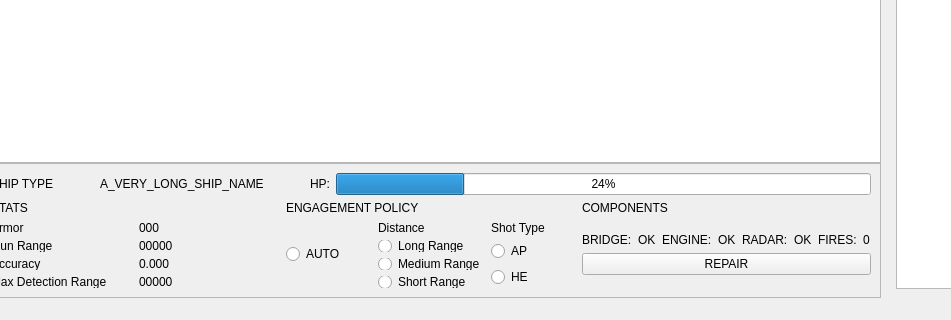
This is resources/ui/Proto_2.ui in GregRL94/TF301 as Qt 5 draws it before an edit; both pictures show x 119 to 1070 and y 600 to 920 of the 1280 by 920 pixel window. The edited form follows.
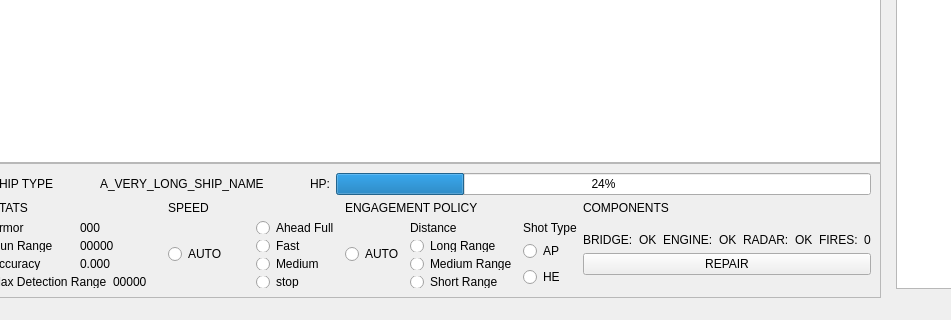
This is the edited form.

Commit message: Added current speed in ship dispay.

Patch:
```diff
--- a/resources/ui/Proto_2.ui
+++ b/resources/ui/Proto_2.ui
@@ -303,6 +303,60 @@
            </item>
           </layout>
          </item>
+         <item>
+          <layout class="QVBoxLayout" name="speed_v_lyt">
+           <item>
+            <widget class="QLabel" name="speed_label">
+             <property name="text">
+              <string>SPEED</string>
+             </property>
+            </widget>
+           </item>
+           <item>
+            <layout class="QHBoxLayout" name="horizontalLayout">
+             <item>
+              <widget class="QRadioButton" name="auto_speed_rbutt">
+               <property name="text">
+                <string>AUTO</string>
+               </property>
+              </widget>
+             </item>
+             <item>
+              <layout class="QVBoxLayout" name="verticalLayout_2">
+               <item>
+                <widget class="QRadioButton" name="ahead_full_r_butt">
+                 <property name="text">
+                  <string>Ahead Full</string>
+                 </property>
+                </widget>
+               </item>
+               <item>
+                <widget class="QRadioButton" name="Fast_r_butt">
+                 <property name="text">
+                  <string>Fast</string>
+                 </property>
+                </widget>
+               </item>
+               <item>
+                <widget class="QRadioButton" name="slow_r_butt">
+                 <property name="text">
+                  <string>Medium</string>
+                 </property>
+                </widget>
+               </item>
+               <item>
+                <widget class="QRadioButton" name="stop_r_butt">
+                 <property name="text">
+                  <string>stop</string>
+                 </property>
+                </widget>
+               </item>
+              </layout>
+             </item>
+            </layout>
+           </item>
+          </layout>
+         </item>
          <item>
           <layout class="QVBoxLayout" name="eng_policy_v_lyt">
            <item>
```
The commit also changes 2 other files.
